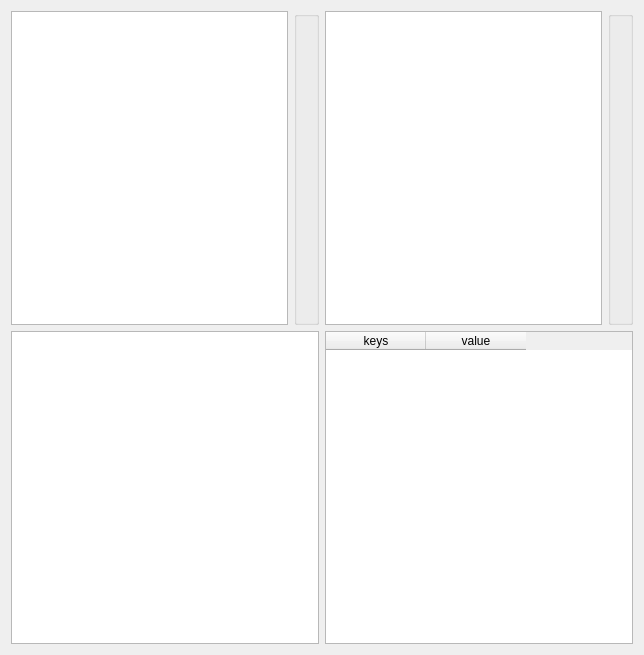
The window that well_pygeopressure/ui/well_manage_dialog.ui (whimian/pyGeoPressure_well) describes before a commit, drawn with Qt 5.
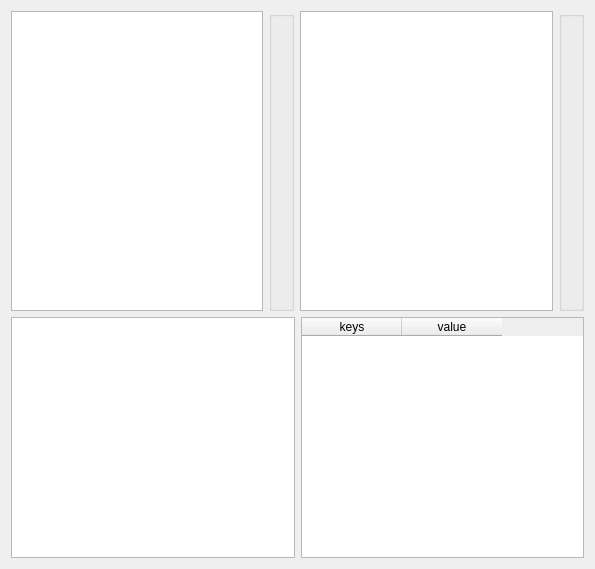
The same window after the commit. Icons and pictures are not drawn.

Diff of the .ui file:
```diff
--- a/well_pygeopressure/ui/well_manage_dialog.ui
+++ b/well_pygeopressure/ui/well_manage_dialog.ui
@@ -6,8 +6,8 @@
    <rect>
     <x>0</x>
     <y>0</y>
-    <width>644</width>
-    <height>655</height>
+    <width>595</width>
+    <height>569</height>
    </rect>
   </property>
   <property name="windowTitle">
```
